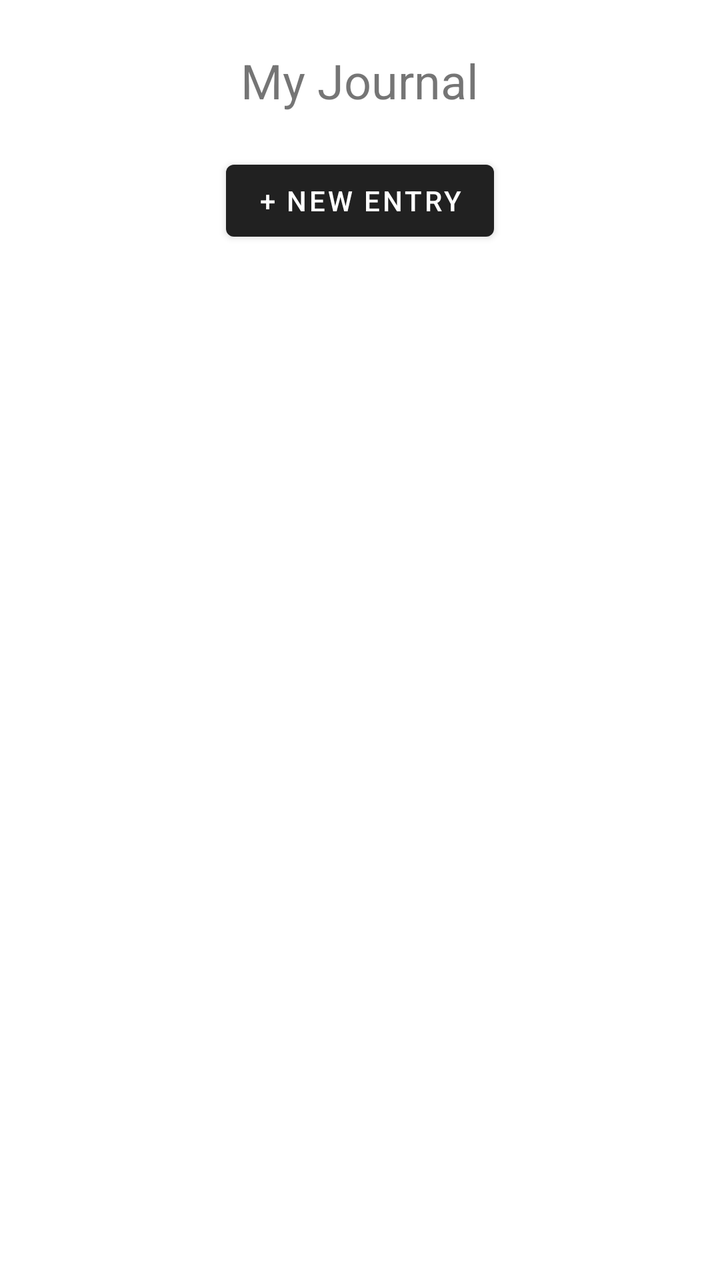
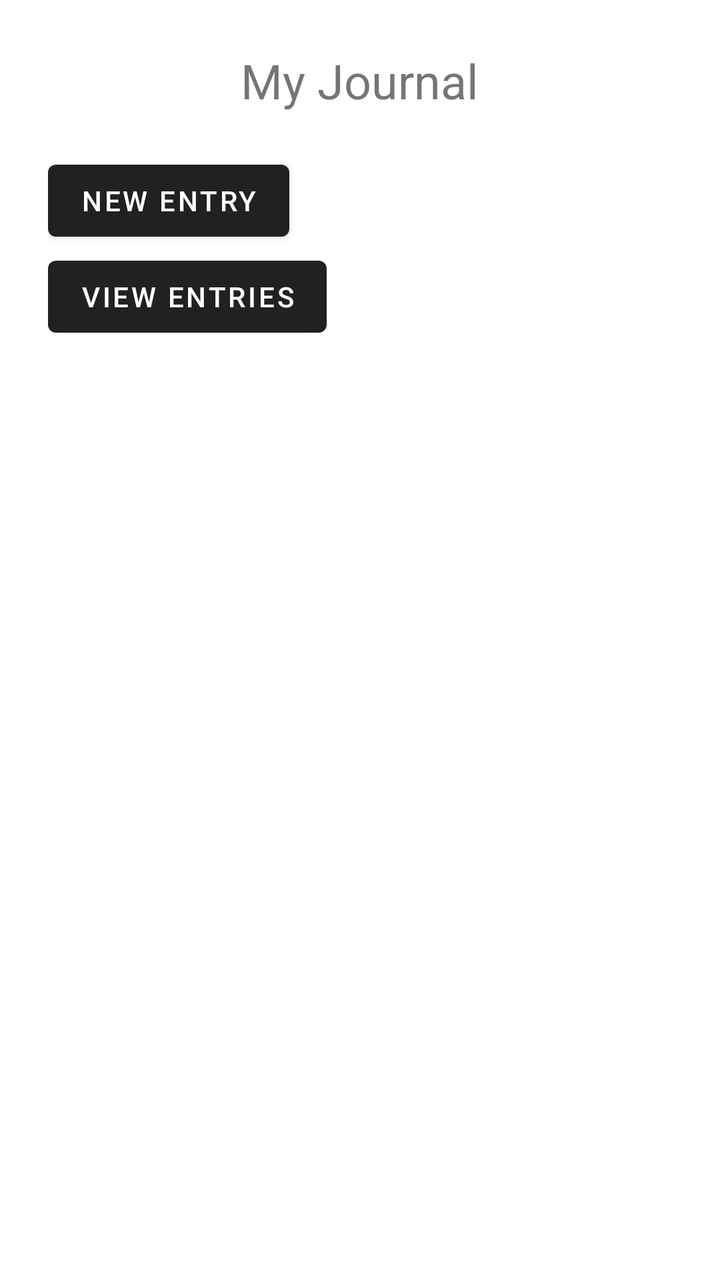

An Android layout rendered at two revisions. The XML below is the earlier revision; the diff shows what the commit changed to produce the second picture.
<!-- AndroidManifest.xml: activity theme Theme.JournalApp -->
<!-- res/layout/activity_main.xml -->
<?xml version="1.0" encoding="utf-8"?>
<LinearLayout xmlns:android="http://schemas.android.com/apk/res/android"
    android:layout_width="match_parent"
    android:layout_height="match_parent"
    android:orientation="vertical"
    android:padding="24dp">

    <TextView
        android:layout_width="wrap_content"
        android:layout_height="wrap_content"
        android:text="My Journal"
        android:textSize="24sp"
        android:layout_gravity="center_horizontal"
        android:paddingBottom="20dp" />

    <Button
        android:id="@+id/btnNewEntry"
        android:layout_width="wrap_content"
        android:layout_height="wrap_content"
        android:text="+ New Entry"
        android:layout_gravity="center_horizontal" />
</LinearLayout>
<!-- resources referenced by this layout -->
<resources>
  <style name="Theme.JournalApp" parent="Theme.MaterialComponents.DayNight.DarkActionBar">
      </style>
</resources>

<!-- the commit's change to res/layout/activity_main.xml (unified diff, before → after) -->
@@ -17,6 +17,11 @@
         android:id="@+id/btnNewEntry"
         android:layout_width="wrap_content"
         android:layout_height="wrap_content"
-        android:text="+ New Entry"
-        android:layout_gravity="center_horizontal" />
+        android:text="New Entry" />
+
+    <Button
+        android:id="@+id/btnViewEntries"
+        android:layout_width="wrap_content"
+        android:layout_height="wrap_content"
+        android:text="View Entries" />
 </LinearLayout>
